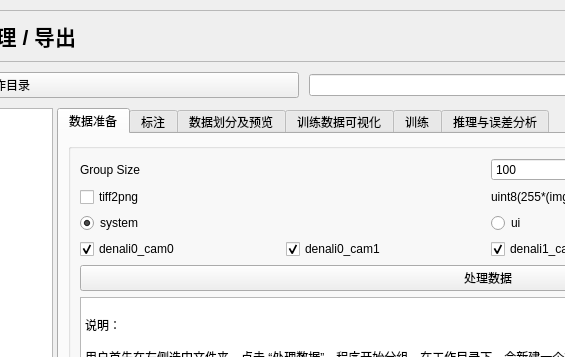
Old version of the form VisualTrainFactory.ui in the repository qiangzhang-ebots/VisualTrainFactory; both pictures show x 321 to 886 and y 0 to 357 of the 1250 by 847 pixel window.
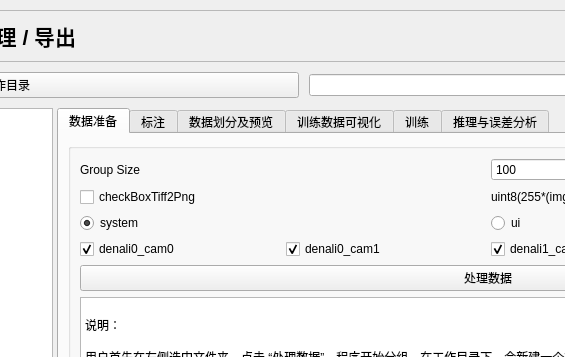
New version of the form. The open tabs and pages were chosen to show the change. Icons and pictures are not drawn.

What changed in the file:
```diff
--- a/VisualTrainFactory.ui
+++ b/VisualTrainFactory.ui
@@ -388,7 +388,7 @@
               <item>
                <widget class="QCheckBox" name="tiff2png">
                 <property name="text">
-                 <string>tiff2png</string>
+                 <string>checkBoxTiff2Png</string>
                 </property>
                </widget>
               </item>
```
Left out of the diff: 80 changed lines with no effect on the pictures.
